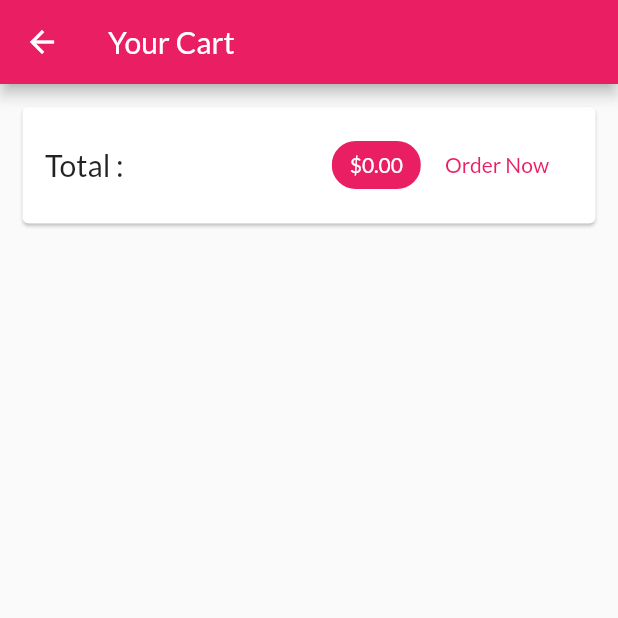
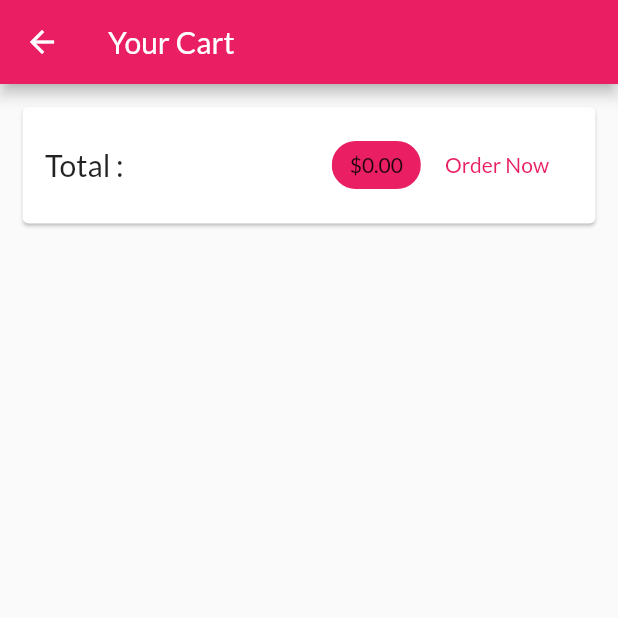
Before and after one commit to behong1999/shop_app, a Flutter app: the CartScreen screen opened by its route, on a phone screen of 412 x 824 dp, the top half of it. Run offline on Flutter 3.47's test engine with Material 2 defaults, Android fonts, the phone set to English and light mode, and no system bars; our stand-ins replace email_validator, marquee, shared_preferences; accounts and stored records are empty.

Commit message:
responsive

```diff
--- a/lib/screens/auth_screen.dart
+++ b/lib/screens/auth_screen.dart
@@ -77,10 +77,7 @@ class AuthScreen extends StatelessWidget {
                           Text(
                             'NewTypeS',
                             style: TextStyle(
-                                color: Theme.of(context)
-                                    .accentTextTheme
-                                    .title!
-                                    .color,
+                                color: Colors.white,
                                 fontSize: 50,
                                 fontFamily: 'Anton',
                                 fontWeight: FontWeight.normal),
--- a/lib/screens/cart_screen.dart
+++ b/lib/screens/cart_screen.dart
@@ -32,9 +32,9 @@ class CartScreen extends StatelessWidget {
                       label: Text(
                         '\$${cart.totalAmount.toStringAsFixed(2)}',
                         style: TextStyle(
-                          color:
-                              Theme.of(context).primaryTextTheme.title!.color,
-                        ),
+                            // color:
+                            //     Theme.of(context).primaryTextTheme.title!.color,
+                            ),
                       ),
                       backgroundColor: Theme.of(context).primaryColor,
                     ),
--- a/lib/screens/products_overview_screen.dart
+++ b/lib/screens/products_overview_screen.dart
@@ -39,7 +39,7 @@ class _ProductsOverviewScreenState extends State<ProductsOverviewScreen> {
     //         Provider.of<Products>(context, listen: false).fetchAndSetProducts())
     //     .then((_) => _isLoading = false);
 
-    // super.initState();
+    super.initState();
   }
 
   @override
--- a/lib/widgets/app_drawer.dart
+++ b/lib/widgets/app_drawer.dart
@@ -8,6 +8,7 @@ class AppDrawer extends StatelessWidget {
   @override
   Widget build(BuildContext context) {
     return Drawer(
+        child: SingleChildScrollView(
       child: Column(
         children: [
           AppBar(
@@ -50,6 +51,7 @@ class AppDrawer extends StatelessWidget {
             },
           )
         ],
+      ),
     ));
   }
 }
--- a/lib/widgets/products_grid.dart
+++ b/lib/widgets/products_grid.dart
@@ -14,6 +14,7 @@ class ProductGrids extends StatelessWidget {
     final showProducts =
         showFavs ? productsData.favoriteItems : productsData.items;
 
+    return OrientationBuilder(builder: (context, orientation) {
       return GridView.builder(
         padding: const EdgeInsets.all(10.0),
         itemCount: showProducts.length,
@@ -22,11 +23,12 @@ class ProductGrids extends StatelessWidget {
           child: ProductItem(),
         ),
         gridDelegate: SliverGridDelegateWithFixedCrossAxisCount(
-        crossAxisCount: 2,
-        childAspectRatio: 2 / 3,
+          crossAxisCount: orientation == Orientation.portrait ? 2 : 3,
+          childAspectRatio: orientation == Orientation.portrait ? 2 / 3 : 4 / 6,
           crossAxisSpacing: 10,
           mainAxisSpacing: 10,
         ),
       );
+    });
   }
 }
```
Also changed, not shown: lib/main.dart (+7 -2 lines), lib/widgets/product_item.dart (+14 -0 lines), pubspec.lock. Lines whose indentation alone changed are shown as unchanged.
